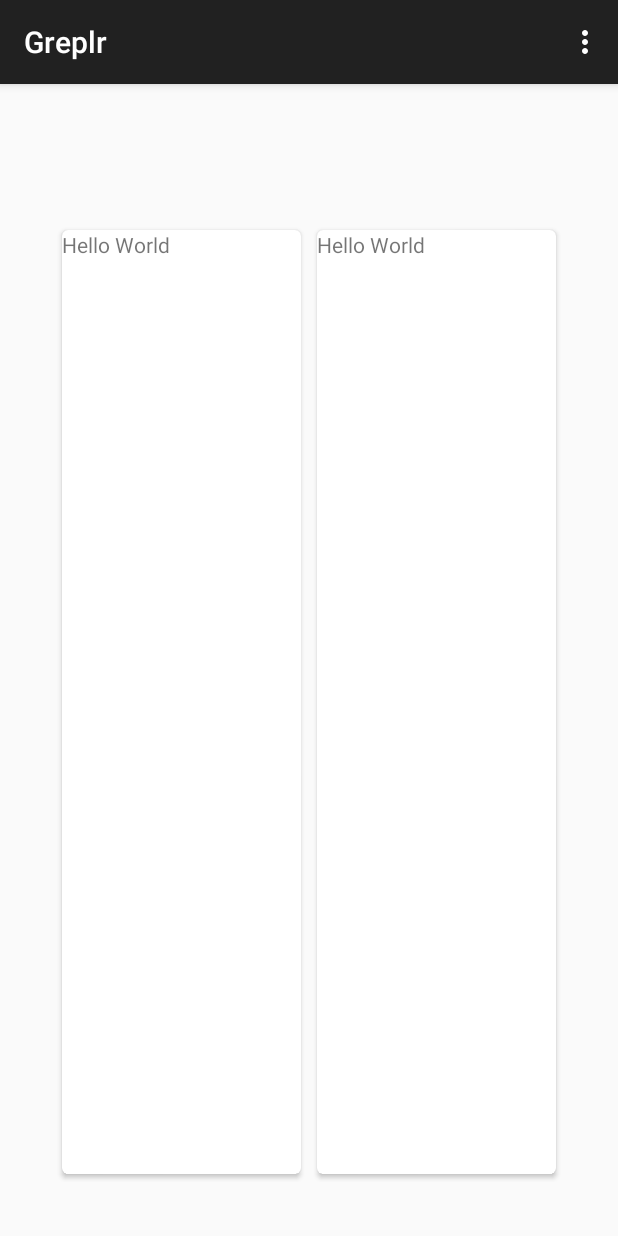
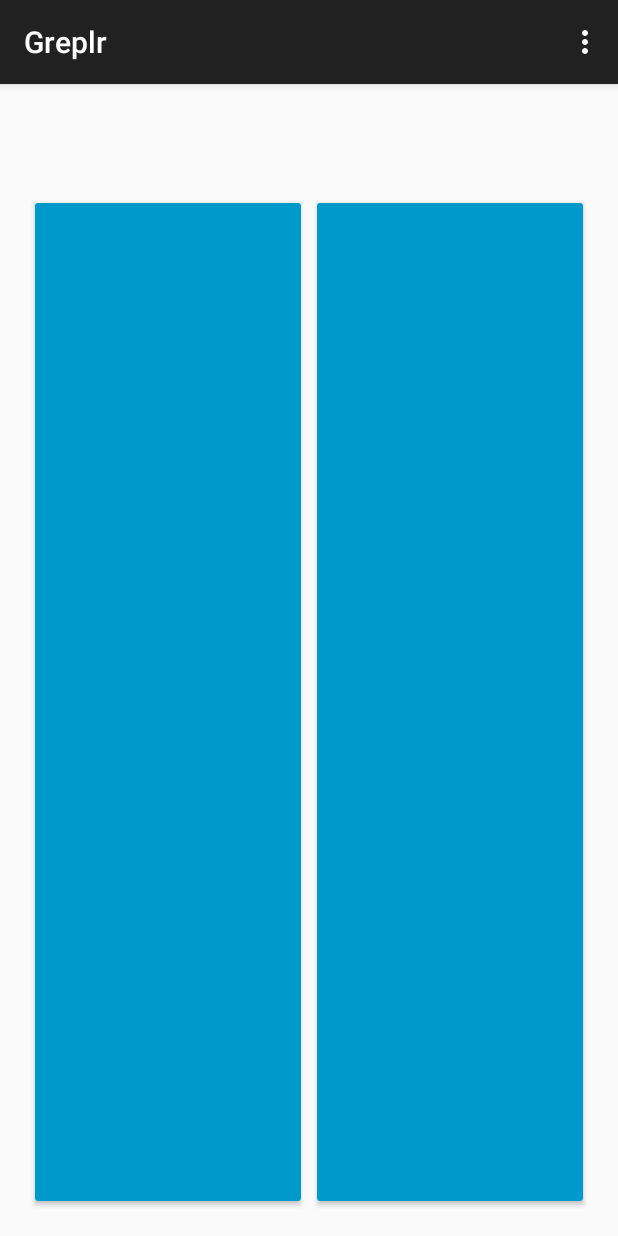
Before and after one commit to Greplr/Greplr_Android, an Android app: the screen it shows after launch (MainActivity), on a phone screen of 412 x 824 dp. Run offline under Robolectric (Android 15) with nearby library versions, the phone set to English and light mode, and no system bars.

Commit message:
refactor into components, add dummy cards

```diff
--- a/app/src/main/java/com/greplr/MainCategoryAdapter.java
+++ /dev/null
@@ -1,31 +0,0 @@
-package com.greplr;
-
-import android.support.v7.widget.RecyclerView;
-import android.view.LayoutInflater;
-import android.view.View;
-import android.view.ViewGroup;
-
-/**
- * Created by championswimmer on 10/6/15.
- */
-public class MainCategoryAdapter extends RecyclerView.Adapter<MainCategoryHolder> {
-
-    @Override
-    public MainCategoryHolder onCreateViewHolder(ViewGroup viewGroup, int i) {
-        View itemView = LayoutInflater.
-                from(viewGroup.getContext()).
-                inflate(R.layout.cardview_main_categories, viewGroup, false);
-
-        return new MainCategoryHolder(itemView);
-    }
-
-    @Override
-    public void onBindViewHolder(MainCategoryHolder holder, int position) {
-
-    }
-
-    @Override
-    public int getItemCount() {
-        return 4;
-    }
-}
--- a/app/src/main/java/com/greplr/ui/AutofitRecyclerView.java
+++ b/app/src/main/java/com/greplr/common/ui/AutofitRecyclerView.java
@@ -1,4 +1,4 @@
-package com.greplr.ui;
+package com.greplr.common.ui;
 
 import android.content.Context;
 import android.content.res.TypedArray;
--- /dev/null
+++ b/app/src/main/java/com/greplr/topcategories/TopcategoriesAdapter.java
@@ -0,0 +1,33 @@
+package com.greplr.topcategories;
+
+import android.support.v7.widget.RecyclerView;
+import android.view.LayoutInflater;
+import android.view.View;
+import android.view.ViewGroup;
+
+import com.greplr.R;
+
+/**
+ * Created by championswimmer on 10/6/15.
+ */
+public class TopcategoriesAdapter extends RecyclerView.Adapter<TopcategoriesHolder> {
+
+    @Override
+    public TopcategoriesHolder onCreateViewHolder(ViewGroup viewGroup, int i) {
+        View itemView = LayoutInflater.
+                from(viewGroup.getContext()).
+                inflate(R.layout.topcategories_cardview, viewGroup, false);
+
+        return new TopcategoriesHolder(itemView);
+    }
+
+    @Override
+    public void onBindViewHolder(TopcategoriesHolder holder, int position) {
+
+    }
+
+    @Override
+    public int getItemCount() {
+        return 4;
+    }
+}
--- a/app/src/main/java/com/greplr/MainCategoryFragment.java
+++ b/app/src/main/java/com/greplr/topcategories/TopcategoriesFragment.java
@@ -1,4 +1,4 @@
-package com.greplr;
+package com.greplr.topcategories;
 
 import android.support.v4.app.Fragment;
 import android.os.Bundle;
@@ -7,21 +7,23 @@ import android.view.LayoutInflater;
 import android.view.View;
 import android.view.ViewGroup;
 
+import com.greplr.R;
+
 /**
  * A placeholder fragment containing a simple view.
  */
-public class MainCategoryFragment extends Fragment {
+public class TopcategoriesFragment extends Fragment {
 
-    public MainCategoryFragment() {
+    public TopcategoriesFragment() {
     }
 
     @Override
     public View onCreateView(LayoutInflater inflater, ViewGroup container,
                              Bundle savedInstanceState) {
-        View rootView = inflater.inflate(R.layout.fragment_main, container, false);
+        View rootView = inflater.inflate(R.layout.topcategories_fragment, container, false);
         RecyclerView categoryList = (RecyclerView) rootView.findViewById(R.id.recyclerview_main_categories);
         categoryList.setHasFixedSize(true);
-        categoryList.setAdapter(new MainCategoryAdapter());
+        categoryList.setAdapter(new TopcategoriesAdapter());
         return rootView;
     }
 }
--- a/app/src/main/java/com/greplr/MainCategoryHolder.java
+++ b/app/src/main/java/com/greplr/topcategories/TopcategoriesHolder.java
@@ -1,4 +1,4 @@
-package com.greplr;
+package com.greplr.topcategories;
 
 import android.support.v7.widget.RecyclerView;
 import android.view.View;
@@ -6,8 +6,8 @@ import android.view.View;
 /**
  * Created by championswimmer on 10/6/15.
  */
-public class MainCategoryHolder extends RecyclerView.ViewHolder {
-    public MainCategoryHolder(View itemView) {
+public class TopcategoriesHolder extends RecyclerView.ViewHolder {
+    public TopcategoriesHolder(View itemView) {
         super(itemView);
     }
 }
--- a/app/src/main/res/layout/activity_main.xml
+++ b/app/src/main/res/layout/activity_main.xml
@@ -1,4 +1,4 @@
 <fragment xmlns:android="http://schemas.android.com/apk/res/android"
     xmlns:tools="http://schemas.android.com/tools" android:id="@+id/fragment"
-    android:name="com.greplr.MainCategoryFragment" tools:layout="@layout/fragment_main"
+    android:name="com.greplr.topcategories.TopcategoriesFragment" tools:layout="@layout/topcategories_fragment"
     android:layout_width="match_parent" android:layout_height="match_parent" />
--- a/app/src/main/res/layout/cardview_main_categories.xml
+++ b/app/src/main/res/layout/topcategories_cardview.xml
@@ -4,13 +4,20 @@
     android:id="@+id/card_view"
     android:layout_width="match_parent"
     android:layout_height="match_parent"
-    card_view:cardCornerRadius="4dp"
+    card_view:cardCornerRadius="2dp"
     android:layout_margin="5dp">
 
     <LinearLayout
         android:orientation="vertical"
         android:layout_width="fill_parent"
         android:layout_height="fill_parent">
+
+        <View
+            android:minHeight="170dp"
+            android:minWidth="170dp"
+            android:background="@android:color/holo_blue_dark"
+            android:layout_width="fill_parent"
+            android:layout_height="fill_parent"/>
 
         <TextView
             android:text="Hello World"
--- a/app/src/main/res/layout/fragment_main.xml
+++ b/app/src/main/res/layout/topcategories_fragment.xml
@@ -1,11 +1,12 @@
 <RelativeLayout xmlns:android="http://schemas.android.com/apk/res/android"
     xmlns:tools="http://schemas.android.com/tools" android:layout_width="match_parent"
-    android:layout_height="match_parent" android:paddingLeft="@dimen/activity_horizontal_margin"
+    android:layout_height="match_parent"
+    android:paddingLeft="@dimen/activity_horizontal_margin"
     android:paddingRight="@dimen/activity_horizontal_margin"
     android:paddingTop="@dimen/activity_vertical_margin"
     android:paddingBottom="@dimen/activity_vertical_margin" tools:context=".MainActivityFragment">
 
-    <com.greplr.ui.AutofitRecyclerView
+    <com.greplr.common.ui.AutofitRecyclerView
         android:id="@+id/recyclerview_main_categories"
         android:padding="@dimen/padding_main_recyclerview"
         android:columnWidth="@dimen/column_width_main_recyclerview"
--- a/app/src/main/res/values-w820dp/dimens.xml
+++ b/app/src/main/res/values-w820dp/dimens.xml
@@ -2,5 +2,5 @@
     <!-- Example customization of dimensions originally defined in res/values/dimens.xml
          (such as screen margins) for screens with more than 820dp of available width. This
          would include 7" and 10" devices in landscape (~960dp and ~1280dp respectively). -->
-    <dimen name="activity_horizontal_margin">64dp</dimen>
+    <dimen name="activity_horizontal_margin">32dp</dimen>
 </resources>
--- a/app/src/main/res/values/dimens.xml
+++ b/app/src/main/res/values/dimens.xml
@@ -1,7 +1,7 @@
 <resources>
     <!-- Default screen margins, per the Android Design guidelines. -->
-    <dimen name="activity_horizontal_margin">16dp</dimen>
-    <dimen name="activity_vertical_margin">16dp</dimen>
-    <dimen name="padding_main_recyclerview">20dp</dimen>
-    <dimen name="column_width_main_recyclerview">150dp</dimen>
+    <dimen name="activity_horizontal_margin">8dp</dimen>
+    <dimen name="activity_vertical_margin">8dp</dimen>
+    <dimen name="padding_main_recyclerview">10dp</dimen>
+    <dimen name="column_width_main_recyclerview">170dp</dimen>
 </resources>
```
